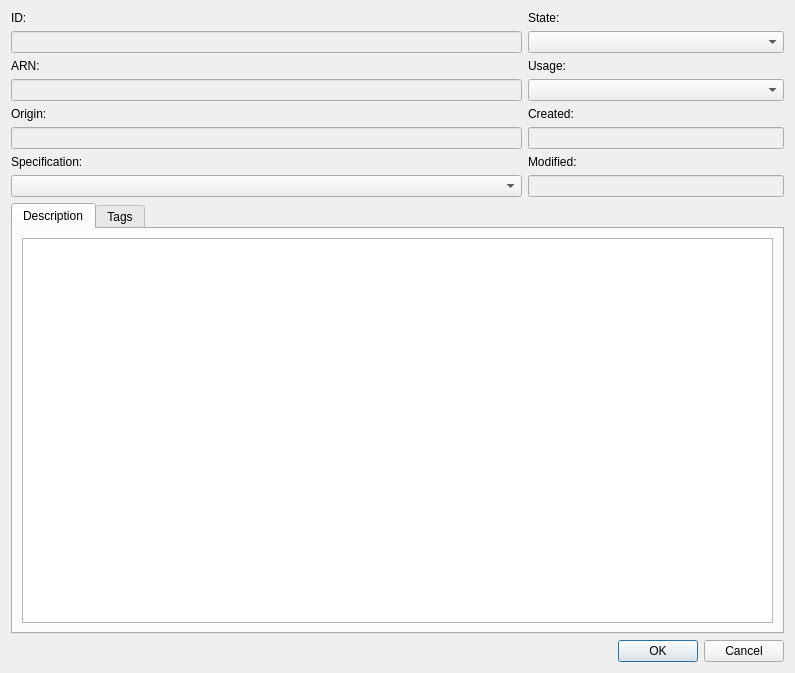
First picture: the form in src/modules/kms/KMSKeyDialog.ui, repository jensvogt/awsmock-qt-ui, before the edit.
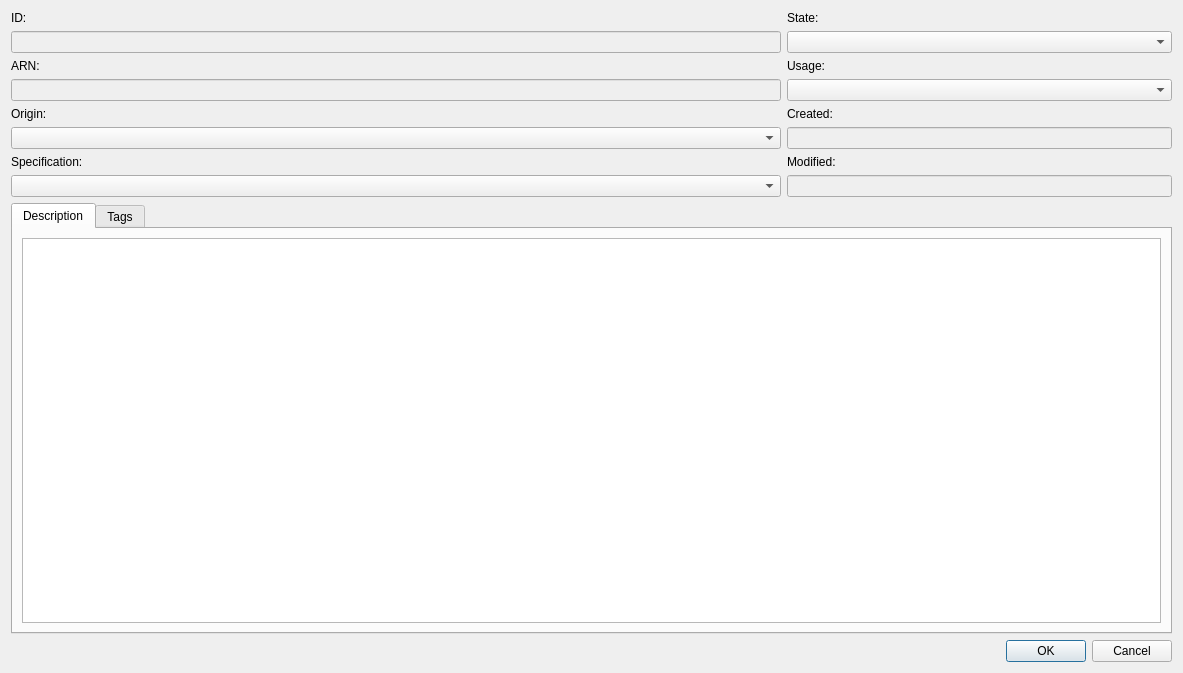
Second picture: the form after the edit.

Commit message: fix: add some KMS key update/edit stuff

Patch:
```diff
--- a/src/modules/kms/KMSKeyDialog.ui
+++ b/src/modules/kms/KMSKeyDialog.ui
@@ -6,7 +6,7 @@
    <rect>
     <x>0</x>
     <y>0</y>
-    <width>795</width>
+    <width>1183</width>
     <height>673</height>
    </rect>
   </property>
@@ -51,13 +51,6 @@
        </property>
       </widget>
      </item>
-     <item row="5" column="0">
-      <widget class="QLineEdit" name="originEdit">
-       <property name="enabled">
-        <bool>false</bool>
-       </property>
-      </widget>
-     </item>
      <item row="2" column="0">
       <widget class="QLabel" name="arnLabel">
        <property name="text">
@@ -116,6 +109,9 @@
      <item row="3" column="1">
       <widget class="QComboBox" name="keyUsageCombo"/>
      </item>
+     <item row="5" column="0">
+      <widget class="QComboBox" name="originCombo"/>
+     </item>
     </layout>
    </item>
    <item>
```
Left out of the diff: 1 changed line with no effect on the pictures. The commit also changes 9 other files.
